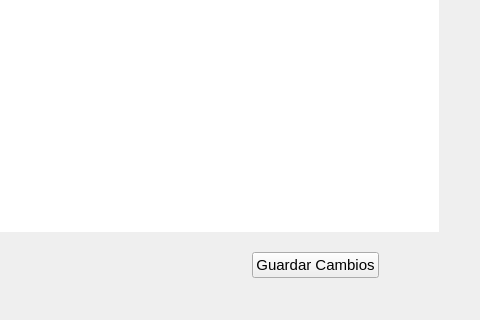
First picture: the form in blustock/ui/screens_uis/subgrupos.ui, repository MaxAPBusiness/Blustock, before the edit; both pictures show x 313 to 793 and y 249 to 569 of the 793 by 569 pixel window.
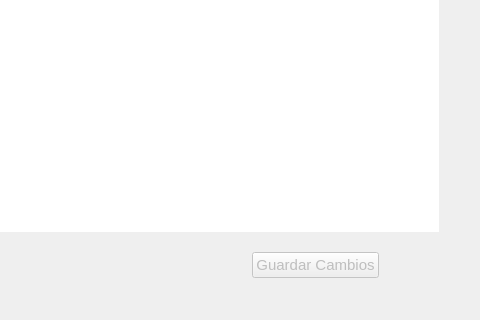
Second picture: the form after the edit. Icons and pictures are not drawn.

```diff
--- a/blustock/ui/screens_uis/subgrupos.ui
+++ b/blustock/ui/screens_uis/subgrupos.ui
@@ -241,6 +241,9 @@
        </item>
        <item>
         <widget class="QPushButton" name="botonGuardar">
+         <property name="enabled">
+          <bool>false</bool>
+         </property>
          <property name="font">
           <font>
            <pointsize>11</pointsize>
```
